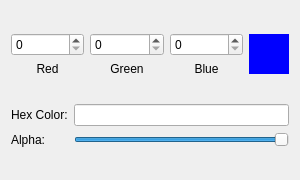
First picture: the form in src/WhiskerToolbox/ColorPicker_Widget/ColorPicker_Widget.ui, repository paulmthompson/WhiskerToolbox, before the edit.
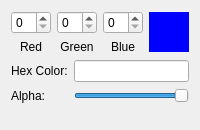
Second picture: the form after the edit.

Commit message: Improve some UI for media widget

Diff of the .ui file:
```diff
--- a/src/WhiskerToolbox/ColorPicker_Widget/ColorPicker_Widget.ui
+++ b/src/WhiskerToolbox/ColorPicker_Widget/ColorPicker_Widget.ui
@@ -6,10 +6,16 @@
    <rect>
     <x>0</x>
     <y>0</y>
-    <width>300</width>
-    <height>180</height>
+    <width>200</width>
+    <height>130</height>
    </rect>
   </property>
+  <property name="minimumSize">
+   <size>
+    <width>200</width>
+    <height>130</height>
+   </size>
+  </property>
   <property name="windowTitle">
    <string>Form</string>
   </property>
@@ -126,6 +132,19 @@
      </item>
     </layout>
    </item>
+   <item>
+    <spacer name="verticalSpacer">
+     <property name="orientation">
+      <enum>Qt::Orientation::Vertical</enum>
+     </property>
+     <property name="sizeHint" stdset="0">
+      <size>
+       <width>20</width>
+       <height>40</height>
+      </size>
+     </property>
+    </spacer>
+   </item>
   </layout>
  </widget>
  <resources/>
```
The commit also changes 5 other files.
